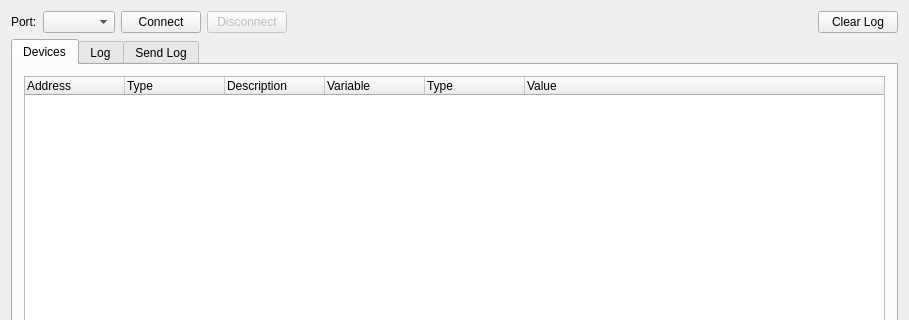
The window that Software/ASNPAdminApp/src/mainwindow.ui (Allexin/ASNPSmartHouse) describes before a commit, drawn with Qt 5; both pictures show x 0 to 909 and y 0 to 320 of the 909 by 631 pixel window.
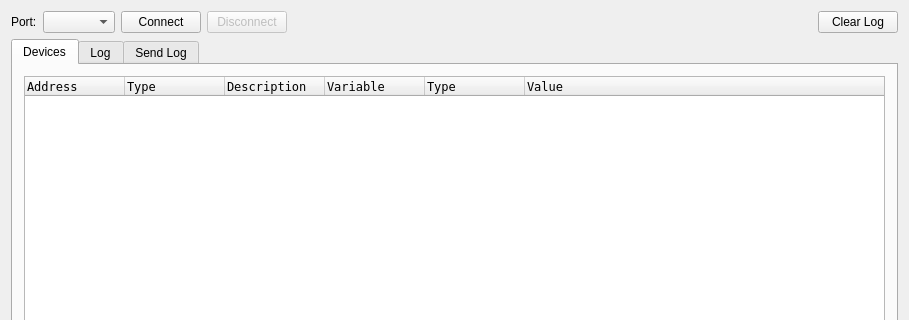
The same window after the commit.

What changed in the file:
```diff
--- a/Software/ASNPAdminApp/src/mainwindow.ui
+++ b/Software/ASNPAdminApp/src/mainwindow.ui
@@ -78,6 +78,11 @@
        <layout class="QVBoxLayout" name="verticalLayout_2">
         <item>
          <widget class="QTreeWidget" name="treeWidgetDevices">
+          <property name="font">
+           <font>
+            <family>DejaVu Sans Mono</family>
+           </font>
+          </property>
           <property name="contextMenuPolicy">
            <enum>Qt::CustomContextMenu</enum>
           </property>
```
